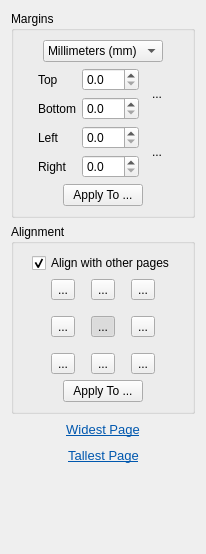
Before: the Qt Designer form filters/page_layout/ui/PageLayoutOptionsWidget.ui in ImageProcessing-ElectronicPublications/scantailor-deviant, drawn with Qt 5.
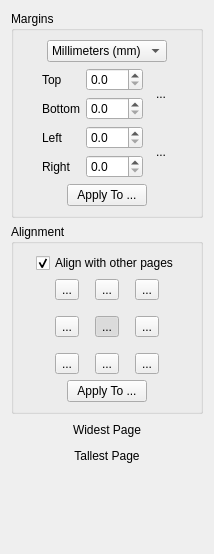
After: the same form once the commit is applied. Icons and pictures are not drawn.

Commit message: A more localization-friendly approach to generating links in UI.

The edit to the form file:
```diff
--- a/filters/page_layout/ui/PageLayoutOptionsWidget.ui
+++ b/filters/page_layout/ui/PageLayoutOptionsWidget.ui
@@ -5,7 +5,7 @@
    <rect>
     <x>0</x>
     <y>0</y>
-    <width>206</width>
+    <width>214</width>
     <height>554</height>
    </rect>
   </property>
@@ -604,11 +604,7 @@
         <string>Go to the widest page.</string>
        </property>
        <property name="text" >
-        <string>&lt;!DOCTYPE HTML PUBLIC "-//W3C//DTD HTML 4.0//EN" "http://www.w3.org/TR/REC-html40/strict.dtd">
-&lt;html>&lt;head>&lt;meta name="qrichtext" content="1" />&lt;style type="text/css">
-p, li { white-space: pre-wrap; }
-&lt;/style>&lt;/head>&lt;body style=" font-family:'Sans Serif'; font-size:10pt; font-weight:400; font-style:normal;">
-&lt;p style=" margin-top:0px; margin-bottom:0px; margin-left:0px; margin-right:0px; -qt-block-indent:0; text-indent:0px;">&lt;a href="widest_page">&lt;span style=" text-decoration: underline; color:#0057ae;">Widest Page&lt;/span>&lt;/a>&lt;/p>&lt;/body>&lt;/html></string>
+        <string>Widest Page</string>
        </property>
        <property name="alignment" >
         <set>Qt::AlignCenter</set>
@@ -651,11 +647,7 @@
         <string>Go to the tallest page.</string>
        </property>
        <property name="text" >
-        <string>&lt;!DOCTYPE HTML PUBLIC "-//W3C//DTD HTML 4.0//EN" "http://www.w3.org/TR/REC-html40/strict.dtd">
-&lt;html>&lt;head>&lt;meta name="qrichtext" content="1" />&lt;style type="text/css">
-p, li { white-space: pre-wrap; }
-&lt;/style>&lt;/head>&lt;body style=" font-family:'Sans Serif'; font-size:10pt; font-weight:400; font-style:normal;">
-&lt;p style=" margin-top:0px; margin-bottom:0px; margin-left:0px; margin-right:0px; -qt-block-indent:0; text-indent:0px;">&lt;a href="tallest_page">&lt;span style=" text-decoration: underline; color:#0057ae;">Tallest Page&lt;/span>&lt;/a>&lt;/p>&lt;/body>&lt;/html></string>
+        <string>Tallest Page</string>
        </property>
        <property name="alignment" >
         <set>Qt::AlignCenter</set>
```
The commit also changes 3 other files.
